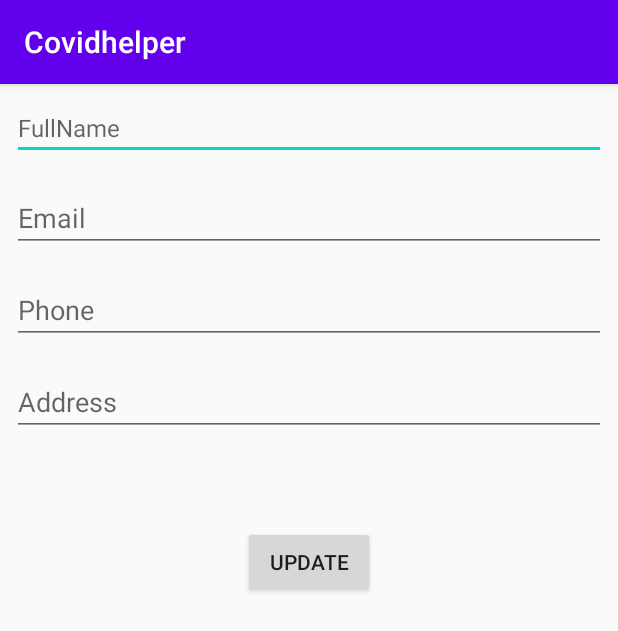
After one commit to Andrei250/covidhelper, an Android app: the ModifyUser screen opened directly, with no data from a screen before it, on a phone screen of 412 x 824 dp. The commit adds this screen. Shown: the top 631 px of the screen. Run offline under Robolectric (Android 15) with nearby library versions, the phone set to English and light mode, and no system bars; our stand-ins replace Firebase (no records; nobody signed in at launch, a user with empty details on screens opened directly).

Commit message:
Added update functionality for admins

```diff
--- /dev/null
+++ b/app/src/main/java/com/example/covidhelper/ModifyUser.java
@@ -0,0 +1,134 @@
+package com.example.covidhelper;
+
+import android.app.ProgressDialog;
+import android.os.Bundle;
+import android.view.View;
+import android.widget.Button;
+import android.widget.EditText;
+import android.widget.Toast;
+
+import androidx.annotation.NonNull;
+import androidx.annotation.Nullable;
+import androidx.appcompat.app.AppCompatActivity;
+
+import com.google.android.gms.tasks.OnCompleteListener;
+import com.google.android.gms.tasks.OnFailureListener;
+import com.google.android.gms.tasks.Task;
+import com.google.firebase.auth.AuthResult;
+import com.google.firebase.auth.FirebaseAuth;
+import com.google.firebase.database.FirebaseDatabase;
+import com.google.firebase.database.core.UserWriteRecord;
+import com.google.firebase.firestore.FirebaseFirestore;
+
+public class ModifyUser extends AppCompatActivity {
+    private Button update_btn;
+    private EditText full_name, phone, email, address;
+
+    private FirebaseAuth my_auth;
+    private FirebaseDatabase db;
+
+    String name, phone_number, mail, addr, id;
+
+    @Override
+    protected void onCreate(@Nullable Bundle savedInstanceState) {
+        super.onCreate(savedInstanceState);
+        setContentView(R.layout.activity_update_user);
+
+        full_name = findViewById(R.id.fullName);
+        phone = findViewById(R.id.phone);
+        address = findViewById(R.id.address);
+        email = findViewById(R.id.email);
+        update_btn = findViewById(R.id.update);
+
+        my_auth = FirebaseAuth.getInstance();
+        db = FirebaseDatabase.getInstance();
+
+        final Bundle bundle = getIntent().getExtras();
+
+        if (bundle != null) {
+            name = bundle.getString("name");
+            phone_number = bundle.getString("phone");
+            addr = bundle.getString("address");
+            mail = bundle.getString("email");
+            id = bundle.getString("id");
+
+            full_name.setText(name);
+            phone.setText(phone_number);
+            email.setText(mail);
+            address.setText(addr);
+
+            update_btn.setOnClickListener(new View.OnClickListener() {
+                @Override
+                public void onClick(View v) {
+                    updateUser();
+                }
+            });
+        }
+
+    }
+
+    private void updateUser() {
+        final String f_name = full_name.getText().toString().trim();
+        final String mail = email.getText().toString().trim();
+        final String phone_number = phone.getText().toString().trim();
+        final String add = address.getText().toString().trim();
+
+        if (f_name.isEmpty()) {
+            full_name.setError("Full name is required");
+            full_name.requestFocus();
+            return;
+        }
+
+        if (mail.isEmpty()) {
+            email.setError("Email is required");
+            email.requestFocus();
+            return;
+        }
+
+        if (phone_number.isEmpty()) {
+            phone.setError("Phone number is required");
+            phone.requestFocus();
+            return;
+        }
+
+        if (add.isEmpty()) {
+            address.setError("Address is required");
+            address.requestFocus();
+            return;
+        }
+
+        User user = new User(
+                f_name,
+                mail,
+                phone_number,
+                add
+        );
+
+        db.getReference("Users").child(id)
+                .setValue(user)
+                .addOnCompleteListener(new OnCompleteListener<Void>() {
+                    @Override
+                    public void onComplete(@NonNull Task<Void> task) {
+
+                        if (task.isSuccessful()) {
+                            Toast.makeText(ModifyUser.this,
+                                    "Updated Successful",
+                                    Toast.LENGTH_LONG).show();
+                        } else{
+                            Toast.makeText(ModifyUser.this,
+                                    "Something went wrong",
+                                    Toast.LENGTH_LONG).show();
+                        }
+
+                    }
+                })
+                .addOnFailureListener(new OnFailureListener() {
+                    @Override
+                    public void onFailure(@NonNull Exception e) {
+                        Toast.makeText(ModifyUser.this,
+                                e.getMessage(),
+                                Toast.LENGTH_LONG).show();
+                    }
+                });
+    }
+}
--- a/app/src/main/res/layout/activity_admin_panel.xml
+++ b/app/src/main/res/layout/activity_admin_panel_create.xml
@@ -43,7 +43,7 @@
         android:layout_marginEnd="8dp"
         android:ems="10"
         android:hint="@string/Email"
-        android:inputType="text"
+        android:inputType="textEmailAddress"
         app:layout_constraintEnd_toEndOf="parent"
         app:layout_constraintStart_toStartOf="parent"
         app:layout_constraintTop_toBottomOf="@+id/fullName"
@@ -65,7 +65,7 @@
         android:autofillHints="" />
 
     <EditText
-        android:id="@+id/adress"
+        android:id="@+id/address"
         android:layout_width="0dp"
         android:layout_height="wrap_content"
         android:layout_marginStart="8dp"
@@ -90,7 +90,7 @@
         android:hint="@string/Password"
         app:layout_constraintEnd_toEndOf="parent"
         app:layout_constraintStart_toStartOf="parent"
-        app:layout_constraintTop_toBottomOf="@+id/adress"
+        app:layout_constraintTop_toBottomOf="@+id/address"
         android:autofillHints="" />
 
     <Button
--- /dev/null
+++ b/app/src/main/res/layout/activity_update_user.xml
@@ -0,0 +1,80 @@
+<?xml version="1.0" encoding="utf-8"?>
+<androidx.constraintlayout.widget.ConstraintLayout
+    xmlns:android="http://schemas.android.com/apk/res/android" android:layout_width="match_parent"
+    xmlns:app="http://schemas.android.com/apk/res-auto"
+    android:layout_height="match_parent">
+
+    <EditText
+        android:id="@+id/fullName"
+        android:layout_width="0dp"
+        android:layout_height="wrap_content"
+        android:layout_marginStart="8dp"
+        android:layout_marginTop="8dp"
+        android:layout_marginEnd="8dp"
+        android:hint="@string/FullName"
+        android:importantForAutofill="no"
+        android:inputType="text"
+        android:textSize="16sp"
+        app:layout_constraintEnd_toEndOf="parent"
+        app:layout_constraintStart_toStartOf="parent"
+        app:layout_constraintTop_toTopOf="parent" />
+
+    <EditText
+        android:id="@+id/email"
+        android:layout_width="0dp"
+        android:layout_height="wrap_content"
+        android:layout_marginStart="8dp"
+        android:layout_marginTop="16dp"
+        android:layout_marginEnd="8dp"
+        android:ems="10"
+        android:hint="@string/Email"
+        android:inputType="textEmailAddress"
+        app:layout_constraintEnd_toEndOf="parent"
+        app:layout_constraintStart_toStartOf="parent"
+        app:layout_constraintTop_toBottomOf="@+id/fullName"
+        android:autofillHints="" />
+
+    <EditText
+        android:id="@+id/phone"
+        android:layout_width="0dp"
+        android:layout_height="wrap_content"
+        android:layout_marginStart="8dp"
+        android:layout_marginTop="16dp"
+        android:layout_marginEnd="8dp"
+        android:ems="10"
+        android:hint="@string/Phone"
+        android:inputType="phone"
+        app:layout_constraintEnd_toEndOf="parent"
+        app:layout_constraintStart_toStartOf="parent"
+        app:layout_constraintTop_toBottomOf="@+id/email"
+        android:autofillHints="" />
+
+    <EditText
+        android:id="@+id/address"
+        android:layout_width="0dp"
+        android:layout_height="wrap_content"
+        android:layout_marginStart="8dp"
+        android:layout_marginTop="16dp"
+        android:layout_marginEnd="8dp"
+        android:autofillHints=""
+        android:hint="@string/Address"
+        android:inputType="text"
+        app:layout_constraintEnd_toEndOf="parent"
+        app:layout_constraintStart_toStartOf="parent"
+        app:layout_constraintTop_toBottomOf="@+id/phone" />
+
+    <Button
+        android:id="@+id/update"
+        android:layout_width="wrap_content"
+        android:layout_height="wrap_content"
+        android:layout_marginTop="60dp"
+        android:text="@string/Update"
+        app:layout_constraintEnd_toEndOf="parent"
+        app:layout_constraintStart_toStartOf="parent"
+        app:layout_constraintTop_toBottomOf="@+id/address" />
+
+
+
+
+
+</androidx.constraintlayout.widget.ConstraintLayout>
--- a/app/src/main/res/values/strings.xml
+++ b/app/src/main/res/values/strings.xml
@@ -16,4 +16,5 @@
     <string name="phone_number_display">Phone Number : ....</string>
     <string name="email_display">Email : ....</string>
     <string name="address_display">Address : ....</string>
+    <string name="Update">Update</string>
 </resources>
```
Also changed, not shown: app/src/main/AndroidManifest.xml (+8 -0 lines), app/src/main/java/com/example/covidhelper/AdminPanelActivity.java (+6 -6 lines), app/src/main/java/com/example/covidhelper/DisplayUsersActivity.java (+7 -1 lines), app/src/main/java/com/example/covidhelper/ItemAdapter.java (+75 -3 lines).
